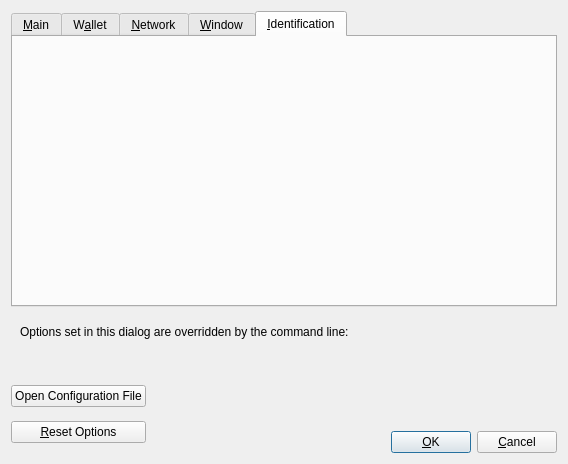
First picture: the form in src/qt/forms/optionsdialog.ui, repository nilamdoc/bitcoin, before the edit.
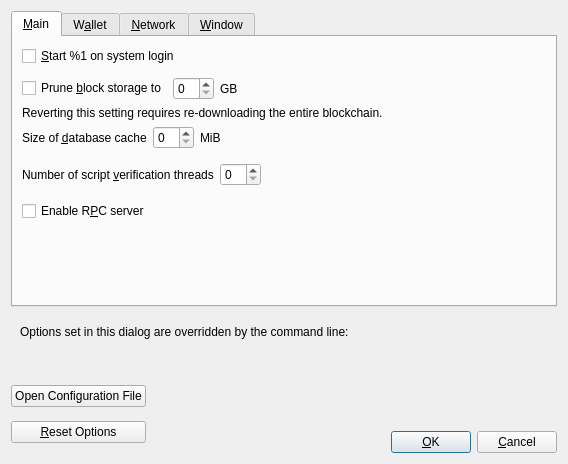
Second picture: the form after the edit. Custom widgets are drawn as their Qt base class.

```diff
--- a/src/qt/forms/optionsdialog.ui
+++ b/src/qt/forms/optionsdialog.ui
@@ -691,11 +691,6 @@
        </item>
       </layout>
      </widget>
-     <widget class="QWidget" name="tabIdentification">
-      <attribute name="title">
-       <string>&amp;Identification</string>
-      </attribute>
-     </widget>
     </widget>
    </item>
    <item>
```
Lines whose indentation alone changed are shown as unchanged.
